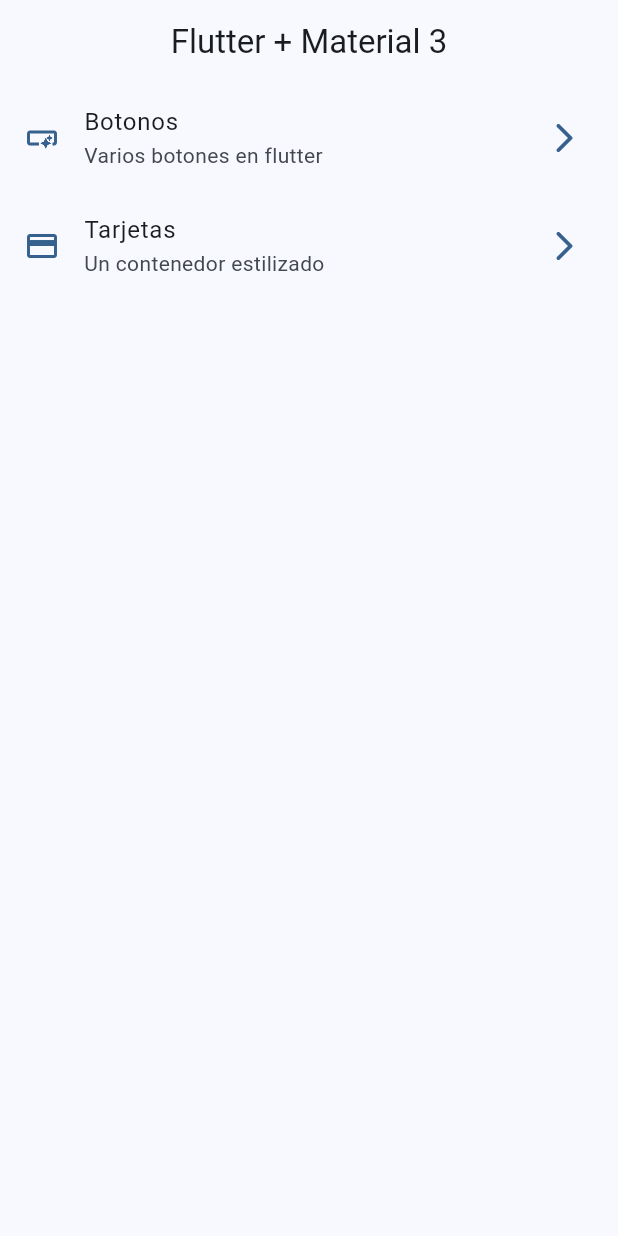
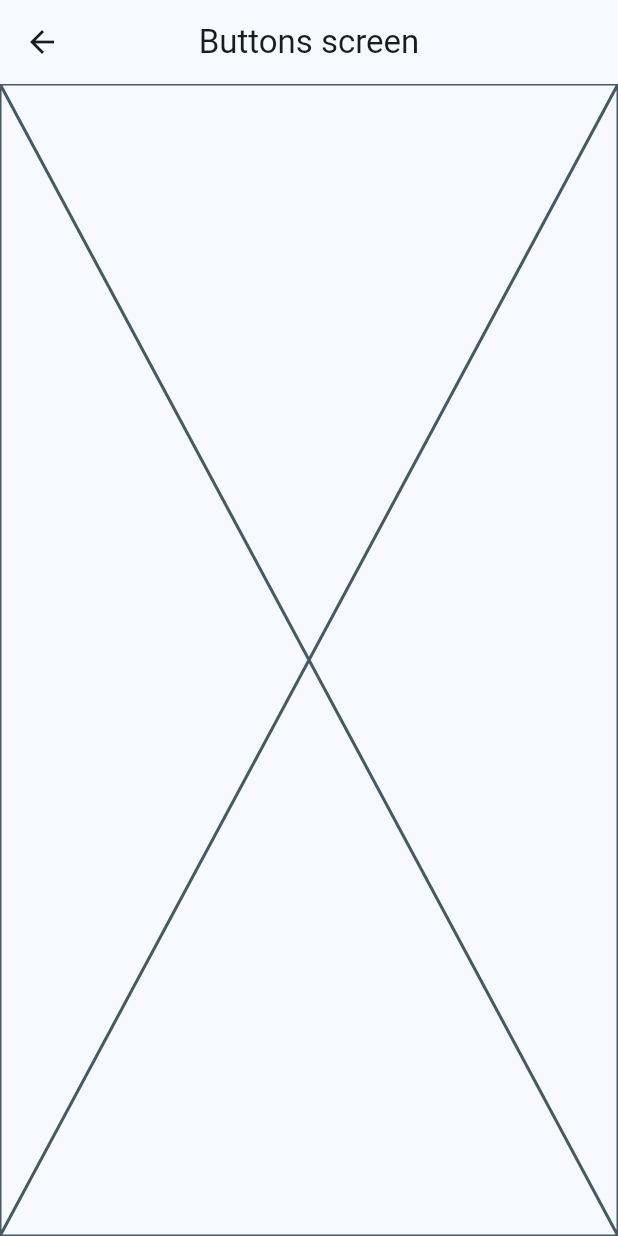
Before and after one commit to jlselma25/app_widget, a Flutter app: the screen it shows after launch, after a tap on "Botonos", on a phone screen of 412 x 824 dp. Run offline on Flutter 3.47's test engine with Material 3 defaults, Android fonts, the phone set to English and light mode, and no system bars.

Commit message:
navegacion entre pantallas

```diff
--- a/lib/config/menuItems/menu_items.dart
+++ b/lib/config/menuItems/menu_items.dart
@@ -29,7 +29,7 @@
         MenuItems(
         title: 'Tarjetas',
         subTitle:'Un contenedor estilizado' ,
-        link: '/card',
+        link: '/cards',
         icon: Icons.credit_card)
 
 ];
--- a/lib/main.dart
+++ b/lib/main.dart
@@ -1,4 +1,6 @@
 import 'package:app_widgets/config/theme/aap_theme.dart';
+import 'package:app_widgets/presentation/screens/buttons/buttons_screen.dart';
+import 'package:app_widgets/presentation/screens/cards/cars_screen.dart';
 import 'package:app_widgets/presentation/screens/home/home_screen.dart';
 import 'package:flutter/material.dart';
 
@@ -14,7 +16,11 @@
     return  MaterialApp(
       theme: AppTheme(selectedColor: 0).theme(),
       debugShowCheckedModeBanner: false,
-      home:  const HomeScreen()
+      home:  const HomeScreen(),
+      routes: {
+        '/buttons':(context) => const ButtonsScreen(),
+        '/cards':(context) => const CardsScreen(),
+      },
     );
   }
 }
--- /dev/null
+++ b/lib/presentation/screens/buttons/buttons_screen.dart
@@ -0,0 +1,21 @@
+
+import 'package:flutter/material.dart';
+
+class ButtonsScreen extends StatelessWidget {
+  const ButtonsScreen({super.key});
+
+  @override
+  Widget build(BuildContext context) {
+    return  Scaffold(
+
+        appBar: AppBar(
+          title: const Text('Buttons screen'),
+        ),
+
+        body: const Placeholder(),
+
+
+
+    );
+  }
+}
--- a/lib/presentation/screens/home/home_screen.dart
+++ b/lib/presentation/screens/home/home_screen.dart
@@ -1,4 +1,5 @@
 import 'package:app_widgets/config/menuItems/menu_items.dart';
+import 'package:app_widgets/presentation/screens/buttons/buttons_screen.dart';
 import 'package:flutter/material.dart';
 
 
@@ -63,6 +64,13 @@
           subtitle: Text(itemsMenu.subTitle),
           trailing:  Icon(Icons.arrow_forward_ios_rounded,color: colors.primary,),
           onTap: (){
+           // Navigator.of(context).push(
+            //    MaterialPageRoute(
+            //      builder: (context) => const ButtonsScreen(),
+           //     )
+            //);
+            //
+            Navigator.pushNamed(context, itemsMenu.link);
 
           },
 
```
Also changed, not shown: lib/presentation/screens/cards/cars_screen.dart (added, +21 -0 lines).
